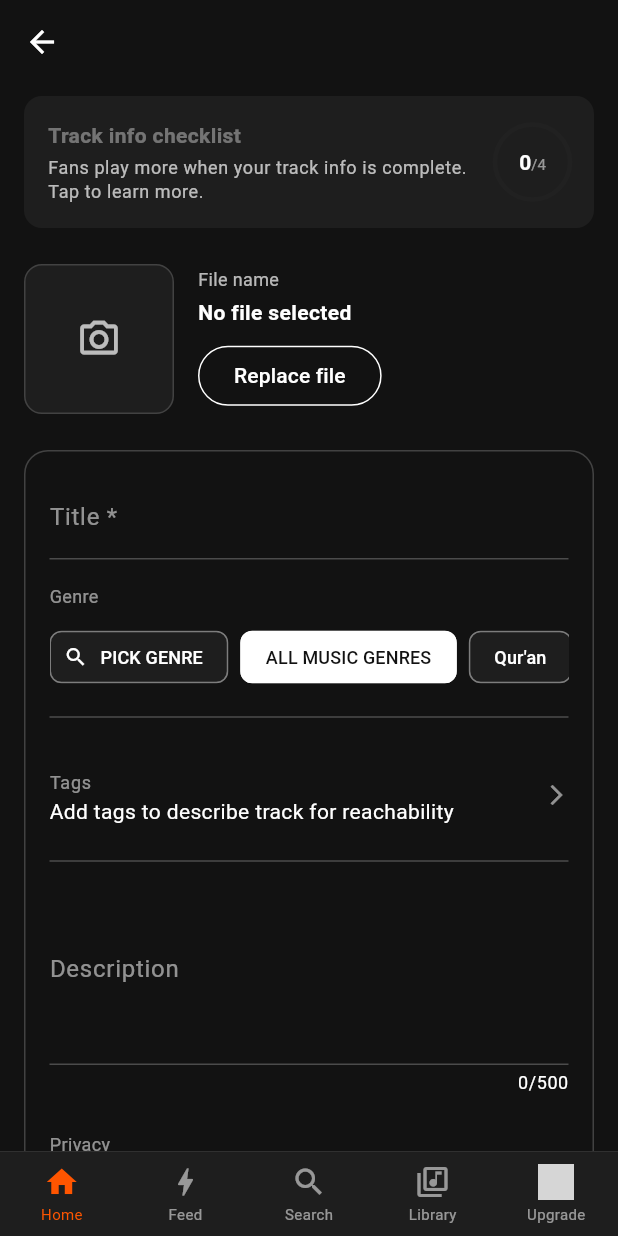
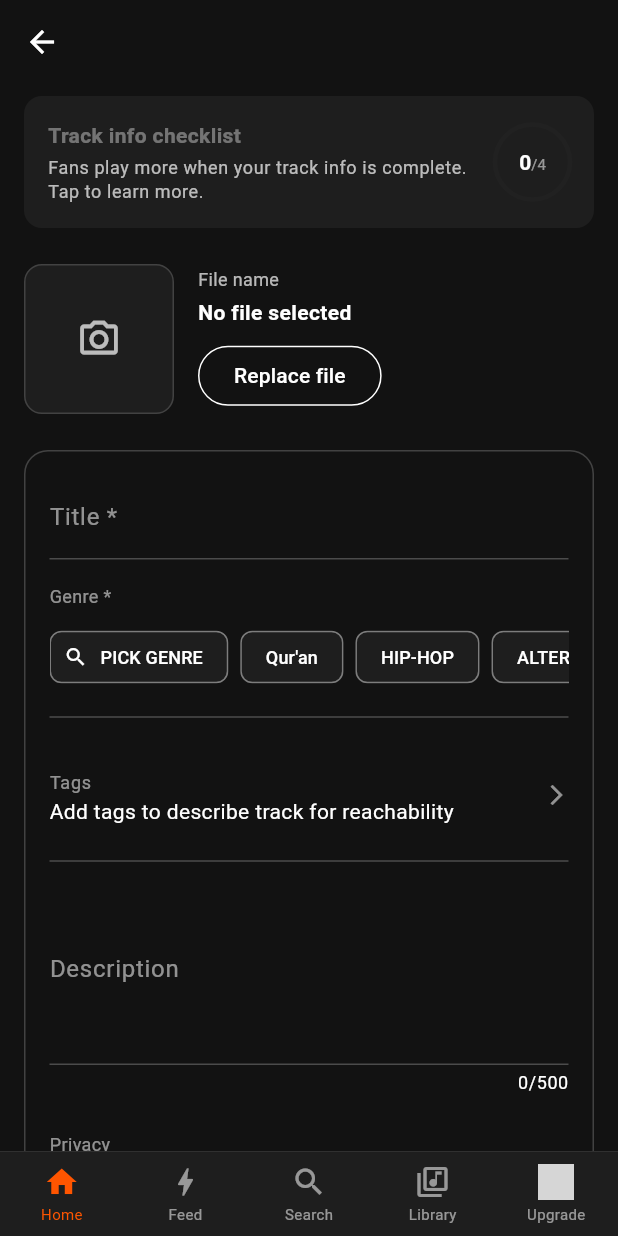
Before and after one commit to deciBel-swe/Cross-platform, a Flutter app: the UploadScreen screen opened by its route, on a phone screen of 412 x 824 dp. Run offline on Flutter 3.47's test engine with Material 3 defaults, Android fonts, the phone set to English and light mode, and no system bars; our stand-ins replace dartz, dio, file_picker, flutter_riverpod, freezed_annotation, get_it and 4 more; accounts and stored records are empty; grey boxes are pictures that could not be loaded.

Commit message:
refactor(upload): update genre picker UI to require specific selection

```diff
--- a/lib/features/upload/presentation/widgets/track_details_form.dart
+++ b/lib/features/upload/presentation/widgets/track_details_form.dart
@@ -29,8 +29,12 @@ class TrackDetailsForm extends ConsumerWidget {
           decoration: const InputDecoration(
             labelText: 'Title *',
             labelStyle: TextStyle(color: AppColors.textMuted),
-            enabledBorder: UnderlineInputBorder(borderSide: BorderSide(color: AppColors.borderLight)),
-            focusedBorder: UnderlineInputBorder(borderSide: BorderSide(color: AppColors.onPrimary)),
+            enabledBorder: UnderlineInputBorder(
+              borderSide: BorderSide(color: AppColors.borderLight),
+            ),
+            focusedBorder: UnderlineInputBorder(
+              borderSide: BorderSide(color: AppColors.onPrimary),
+            ),
           ),
           onChanged: ref.read(uploadNotifierProvider.notifier).updateTitle,
           // Fulfills the acceptance criteria for inline required error
@@ -39,7 +43,17 @@ class TrackDetailsForm extends ConsumerWidget {
         const SizedBox(height: 16),
 
         // Genre Selection
-        const Text('Genre', style: TextStyle(color: AppColors.textMuted, fontSize: 12)),
+        FormField<String>(
+          validator: (_) =>
+              metadata.genre.isEmpty ? 'Please select a genre' : null,
+          builder: (field) {
+            return Column(
+              crossAxisAlignment: CrossAxisAlignment.start,
+              children: [
+                const Text(
+                  'Genre *',
+                  style: TextStyle(color: AppColors.textMuted, fontSize: 12),
+                ),
                 const SizedBox(height: 8),
                 // Allow horizontal scrolling if genres exceed screen width
                 SingleChildScrollView(
@@ -47,34 +61,92 @@ class TrackDetailsForm extends ConsumerWidget {
                   child: Row(
                     children: [
                       // Pass 'context' as the first argument to each chip!
-              _buildGenreChip(context, ref, 'PICK GENRE', Icons.search, isSelected: false),
+                      _buildGenreChip(
+                        context,
+                        ref,
+                        'PICK GENRE',
+                        Icons.search,
+                        isSelected: false,
+                      ),
 
                       // If the user picked a custom genre from the bottom sheet, show it here!
-              if (metadata.genre.isNotEmpty && metadata.genre != 'Alternative Rock' && metadata.genre != 'Hip-Hop')
-                _buildGenreChip(context, ref, metadata.genre, null, isSelected: true),
+                      if (metadata.genre.isNotEmpty &&
+                          metadata.genre != 'Alternative Rock' &&
+                          metadata.genre != 'Hip-Hop' &&
+                          metadata.genre != "Qur'an")
+                        _buildGenreChip(
+                          context,
+                          ref,
+                          metadata.genre,
+                          null,
+                          isSelected: true,
+                        ),
                       //  Put some suggestions to the user to pick
-              _buildGenreChip(context, ref, 'ALL MUSIC GENRES', null, isSelected: metadata.genre.isEmpty),
-              _buildGenreChip(context, ref, "Qur'an", null, isSelected: metadata.genre == "Qur'an"),
-              _buildGenreChip(context, ref, 'HIP-HOP', null, isSelected: metadata.genre == 'Hip-Hop'),
+                      _buildGenreChip(
+                        context,
+                        ref,
+                        "Qur'an",
+                        null,
+                        isSelected: metadata.genre == "Qur'an",
+                      ),
+                      _buildGenreChip(
+                        context,
+                        ref,
+                        'HIP-HOP',
+                        null,
+                        isSelected: metadata.genre == 'Hip-Hop',
+                      ),
+                      _buildGenreChip(
+                        context,
+                        ref,
+                        'ALTERNATIVE ROCK',
+                        null,
+                        isSelected: metadata.genre == 'Alternative Rock',
+                      ),
                     ],
                   ),
                 ),
+                if (field.hasError)
+                  Padding(
+                    padding: const EdgeInsets.only(top: 8.0),
+                    child: Text(
+                      field.errorText!,
+                      style: const TextStyle(
+                        color: AppColors.errors,
+                        fontSize: 12,
+                      ),
+                    ),
+                  ),
                 const Divider(color: AppColors.borderLight, height: 32),
+              ],
+            );
+          },
+        ),
 
         // Tags Summary
         ListTile(
           contentPadding: EdgeInsets.zero,
-          title: const Text('Tags', style: TextStyle(color: AppColors.textMuted, fontSize: 12)),
+          title: const Text(
+            'Tags',
+            style: TextStyle(color: AppColors.textMuted, fontSize: 12),
+          ),
           subtitle: Text(
-            metadata.tags.isEmpty ? 'Add tags to describe track for reachability' : metadata.tags.join(', '),
+            metadata.tags.isEmpty
+                ? 'Add tags to describe track for reachability'
+                : metadata.tags.join(', '),
             style: const TextStyle(color: AppColors.onPrimary),
           ),
-          trailing: const Icon(Icons.arrow_forward_ios, color: AppColors.textMuted, size: 16),
+          trailing: const Icon(
+            Icons.arrow_forward_ios,
+            color: AppColors.textMuted,
+            size: 16,
+          ),
           onTap: () {
             // Open the BottomSheet
             showModalBottomSheet(
               context: context,
-              isScrollControlled: true, // Allows the sheet to move up with the keyboard
+              isScrollControlled:
+                  true, // Allows the sheet to move up with the keyboard
               backgroundColor: Colors.transparent,
               builder: (context) => const TagsBottomSheet(),
             );
@@ -91,10 +163,16 @@ class TrackDetailsForm extends ConsumerWidget {
           decoration: const InputDecoration(
             labelText: 'Description',
             labelStyle: TextStyle(color: AppColors.textMuted),
-            enabledBorder: UnderlineInputBorder(borderSide: BorderSide(color: AppColors.borderLight)),
-            focusedBorder: UnderlineInputBorder(borderSide: BorderSide(color: AppColors.onPrimary)),
+            enabledBorder: UnderlineInputBorder(
+              borderSide: BorderSide(color: AppColors.borderLight),
             ),
-          onChanged: ref.read(uploadNotifierProvider.notifier).updateDescription,
+            focusedBorder: UnderlineInputBorder(
+              borderSide: BorderSide(color: AppColors.onPrimary),
+            ),
+          ),
+          onChanged: ref
+              .read(uploadNotifierProvider.notifier)
+              .updateDescription,
         ),
         const SizedBox(height: 24),
       ],
@@ -102,16 +180,33 @@ class TrackDetailsForm extends ConsumerWidget {
   }
 
   /// Helper method to create consistent, style-guide compliant ActionChips for genres.
-  Widget _buildGenreChip(BuildContext context, WidgetRef ref, String label, IconData? icon, {required bool isSelected}) {
+  Widget _buildGenreChip(
+    BuildContext context,
+    WidgetRef ref,
+    String label,
+    IconData? icon, {
+    required bool isSelected,
+  }) {
     return Container(
       margin: const EdgeInsets.only(right: 8),
       child: ActionChip(
         backgroundColor: isSelected ? AppColors.onPrimary : Colors.transparent,
-        side: BorderSide(color: isSelected ? AppColors.onPrimary : AppColors.borderLight),
-        avatar: icon != null ? Icon(icon, size: 16, color: isSelected ? AppColors.background : AppColors.onPrimary) : null,
+        side: BorderSide(
+          color: isSelected ? AppColors.onPrimary : AppColors.borderLight,
+        ),
+        avatar: icon != null
+            ? Icon(
+                icon,
+                size: 16,
+                color: isSelected ? AppColors.background : AppColors.onPrimary,
+              )
+            : null,
         label: Text(
           label,
-          style: TextStyle(color: isSelected ? AppColors.background : AppColors.onPrimary, fontSize: 12),
+          style: TextStyle(
+            color: isSelected ? AppColors.background : AppColors.onPrimary,
+            fontSize: 12,
+          ),
         ),
         onPressed: () {
           // If they click 'PICK GENRE', open the bottom sheet
@@ -131,7 +226,7 @@ class TrackDetailsForm extends ConsumerWidget {
             ref.read(uploadNotifierProvider.notifier).updateGenre('');
           }
           // if they click any other specific genre chip, update it.
-          else{
+          else {
             ref.read(uploadNotifierProvider.notifier).updateGenre(label);
           }
         },
```
Lines whose indentation alone changed are shown as unchanged.
